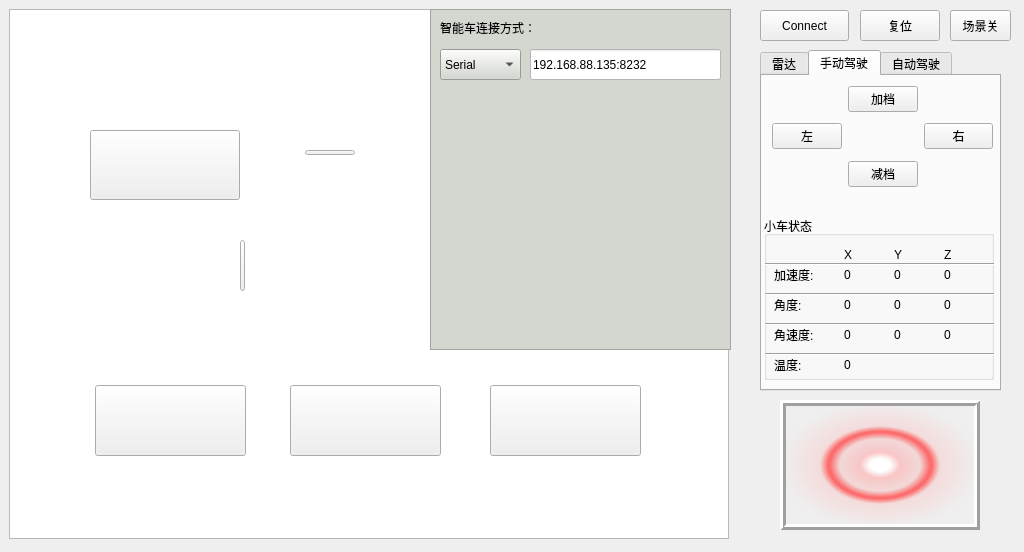
qq936859639/test2, file AICarDemo/aicardemo.ui: the form before one commit.
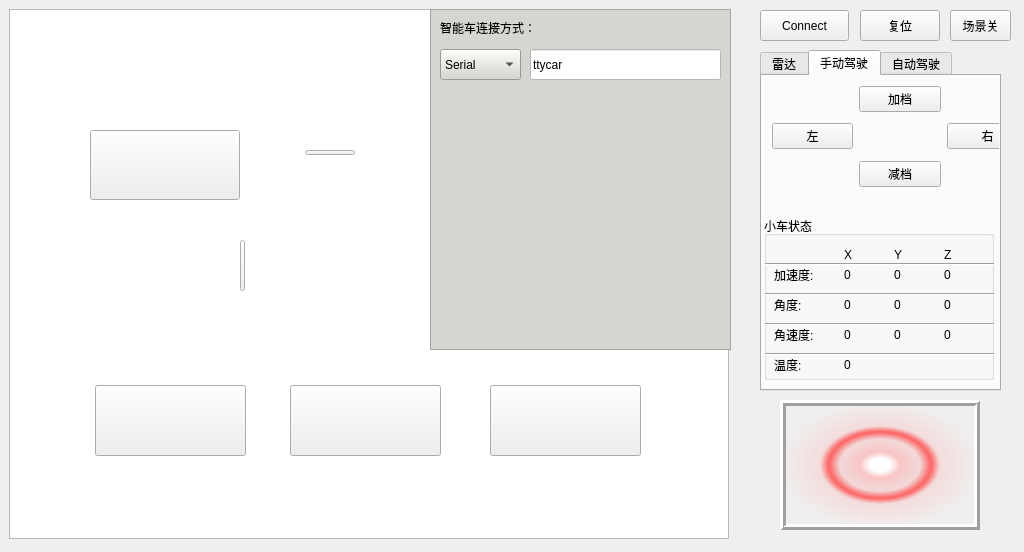
The form after the commit. Icons and pictures are not drawn.

Patch:
```diff
--- a/AICarDemo/aicardemo.ui
+++ b/AICarDemo/aicardemo.ui
@@ -339,7 +339,7 @@
       <rect>
        <x>10</x>
        <y>10</y>
-       <width>221</width>
+       <width>256</width>
        <height>101</height>
       </rect>
      </property>
@@ -1131,7 +1131,7 @@
      <string notr="true">background-color: rgb(255, 255, 255);</string>
     </property>
     <property name="text">
-     <string>192.168.88.135:8232</string>
+     <string>ttycar</string>
     </property>
    </widget>
    <widget class="QComboBox" name="connectType">
```
